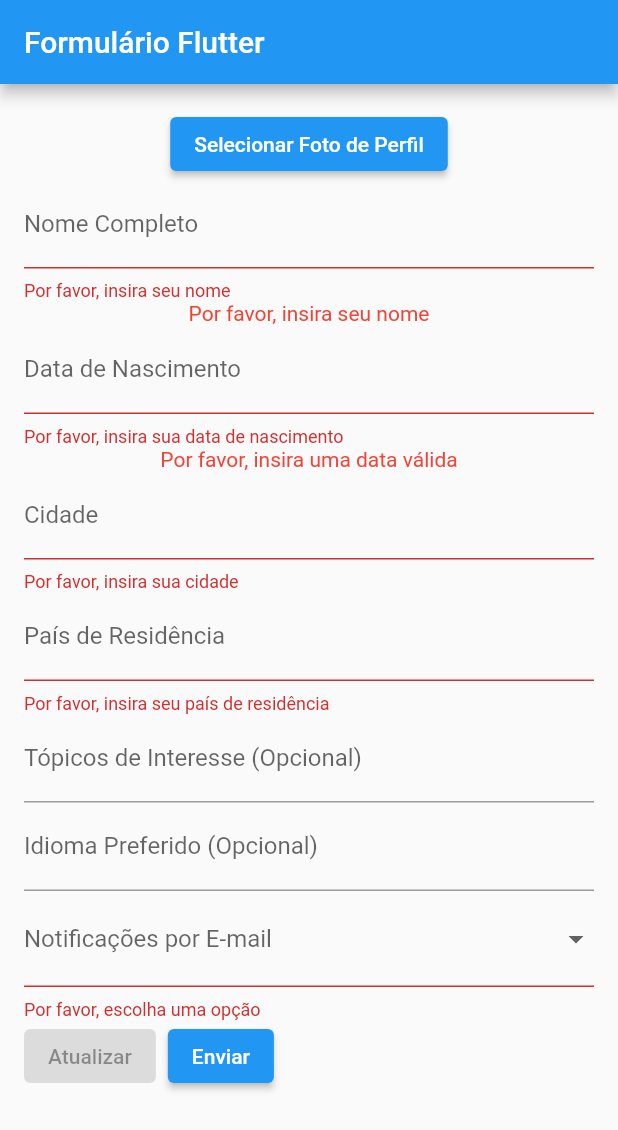
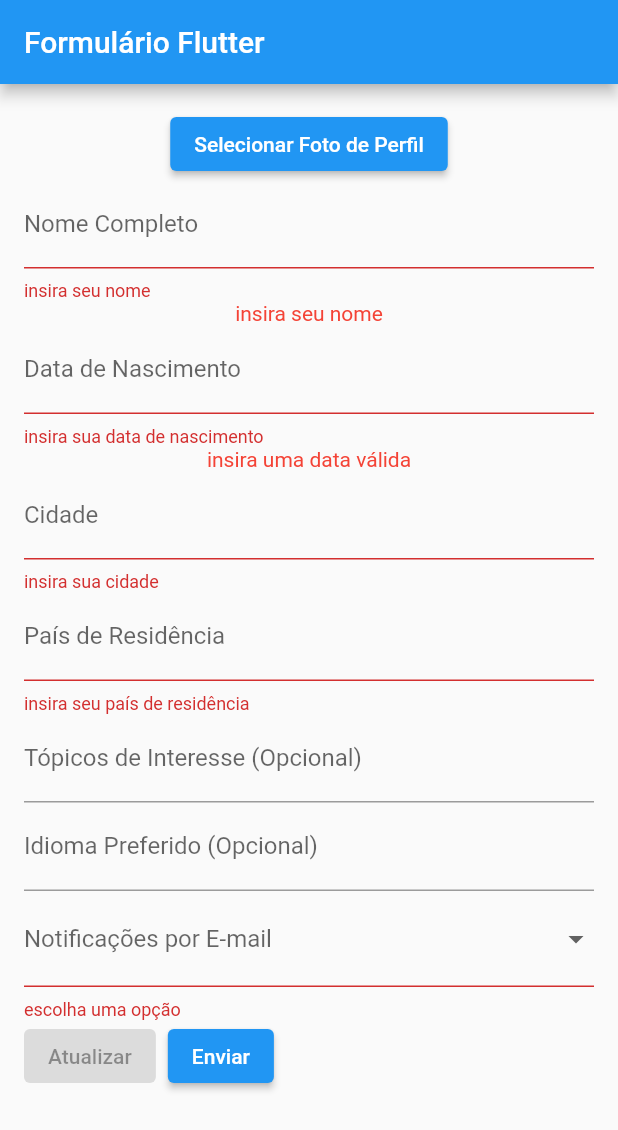
Before and after one commit to JohnnyBravo1644/formulario-flutter, a Flutter app: the screen it shows after launch, after a tap on "Enviar", on a phone screen of 412 x 824 dp. Shown: the top 1130 px of the screen. Run offline on Flutter 3.47's test engine with Material 2 defaults, Android fonts, the phone set to English and light mode, and no system bars; our stand-ins replace image_picker.

Commit message:
correção nos textos

```diff
--- a/lib/main.dart
+++ b/lib/main.dart
@@ -48,13 +48,13 @@ class _FormularioState extends State<Formulario> {
 
   String? _validateDate(String? value) {
     if (value == null || value.isEmpty) {
-      return 'Por favor, insira sua data de nascimento';
+      return 'insira sua data de nascimento';
     }
     try {
       DateTime.parse(value);
       return null;
     } catch (e) {
-      return 'Por favor, insira uma data válida';
+      return 'insira uma data válida';
     }
   }
 
@@ -111,14 +111,14 @@ class _FormularioState extends State<Formulario> {
               decoration: InputDecoration(labelText: 'Nome Completo'),
               validator: (value) {
                 if (value!.isEmpty) {
-                  return 'Por favor, insira seu nome';
+                  return 'insira seu nome';
                 }
                 return null;
               },
             ),
             if (nomeController.text.isEmpty)
               Text(
-                'Por favor, insira seu nome',
+                'insira seu nome',
                 style: TextStyle(color: Colors.red),
               ),
             GestureDetector(
@@ -136,7 +136,7 @@ class _FormularioState extends State<Formulario> {
             ),
             if (_validateDate(dataNascimento.toString()) != null)
               Text(
-                'Por favor, insira uma data válida',
+                'insira uma data válida',
                 style: TextStyle(color: Colors.red),
               ),
             TextFormField(
@@ -144,7 +144,7 @@ class _FormularioState extends State<Formulario> {
               decoration: InputDecoration(labelText: 'Cidade'),
               validator: (value) {
                 if (value!.isEmpty) {
-                  return 'Por favor, insira sua cidade';
+                  return 'insira sua cidade';
                 }
                 return null;
               },
@@ -154,7 +154,7 @@ class _FormularioState extends State<Formulario> {
               decoration: InputDecoration(labelText: 'País de Residência'),
               validator: (value) {
                 if (value!.isEmpty) {
-                  return 'Por favor, insira seu país de residência';
+                  return 'insira seu país de residência';
                 }
                 return null;
               },
@@ -183,7 +183,7 @@ class _FormularioState extends State<Formulario> {
               },
               validator: (value) {
                 if (value == null || value.isEmpty) {
-                  return 'Por favor, escolha uma opção';
+                  return 'escolha uma opção';
                 }
                 return null;
               },
@@ -202,8 +202,7 @@ class _FormularioState extends State<Formulario> {
                 ElevatedButton(
                   onPressed: () {
                     if (_formKey.currentState!.validate()) {
-                      // Aqui você pode enviar os dados para onde quer que precise
-                      // Exemplo: enviar para um banco de dados, enviar por e-mail, etc.
+
                     }
                   },
                   child: Text('Enviar'),
```
